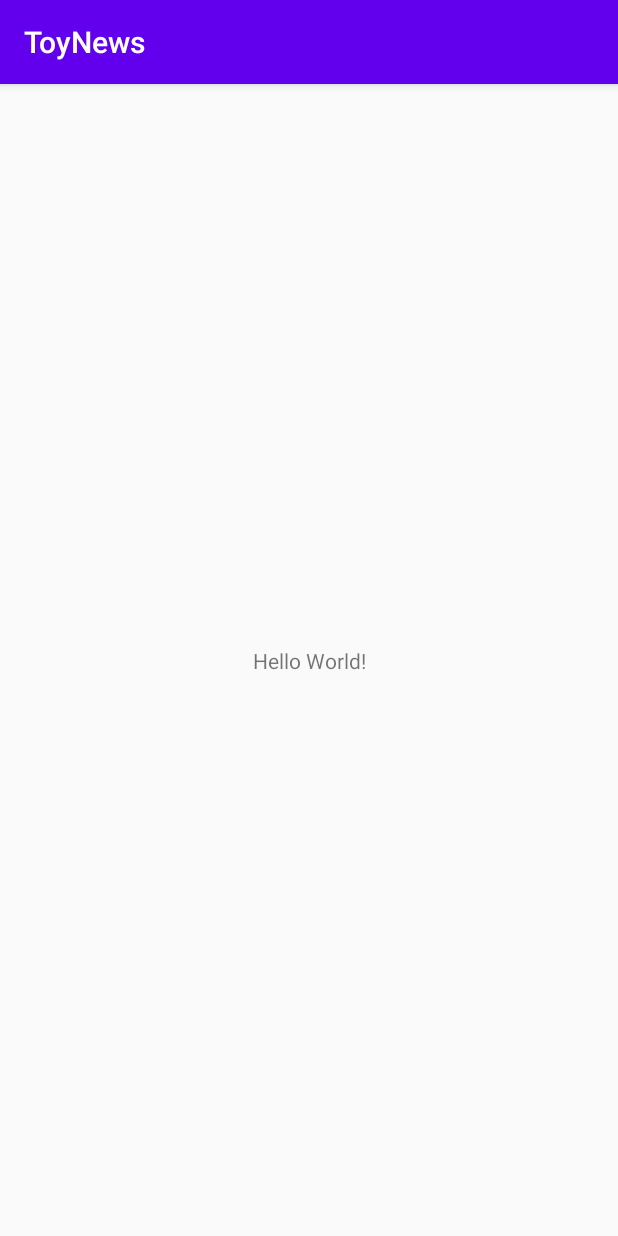
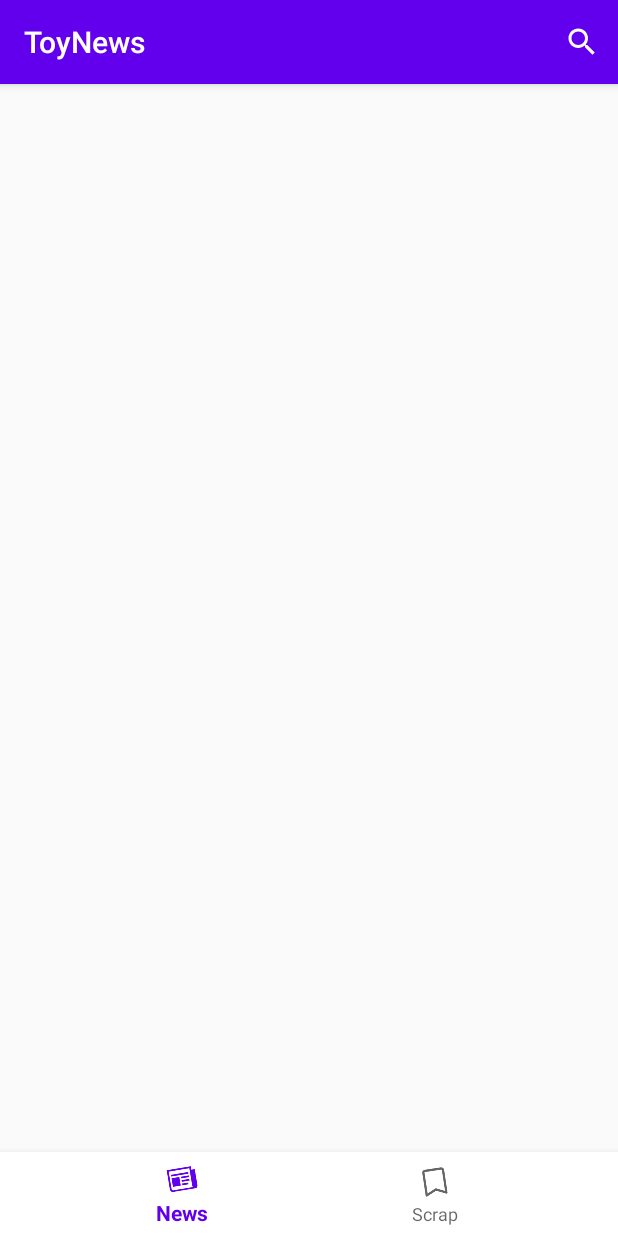
Before and after one commit to hyeongonkim/ToyNews-android, an Android app: the screen it shows after launch (MainActivity), on a phone screen of 412 x 824 dp. Run offline under Robolectric (Android 15) with nearby library versions, the phone set to English and light mode, and no system bars.

```diff
--- a/app/build.gradle
+++ b/app/build.gradle
@@ -1,6 +1,8 @@
 apply plugin: 'com.android.application'
 apply plugin: 'kotlin-android'
+apply plugin: 'kotlin-kapt'
 apply plugin: 'kotlin-android-extensions'
+apply plugin: 'realm-android'
 
 android {
     compileSdkVersion 29
@@ -29,8 +31,10 @@ dependencies {
     implementation 'androidx.core:core-ktx:1.3.0'
     implementation 'androidx.appcompat:appcompat:1.1.0'
     implementation 'androidx.constraintlayout:constraintlayout:1.1.3'
+    implementation 'androidx.legacy:legacy-support-v4:1.0.0'
+    implementation 'androidx.recyclerview:recyclerview:1.1.0'
+    implementation 'com.google.android.material:material:1.1.0'
     testImplementation 'junit:junit:4.12'
     androidTestImplementation 'androidx.test.ext:junit:1.1.1'
     androidTestImplementation 'androidx.test.espresso:espresso-core:3.2.0'
-
 }
--- a/app/src/main/java/com/simonkim/toynews/MainActivity.kt
+++ b/app/src/main/java/com/simonkim/toynews/MainActivity.kt
@@ -2,10 +2,43 @@ package com.simonkim.toynews
 
 import androidx.appcompat.app.AppCompatActivity
 import android.os.Bundle
+import android.view.Menu
+import android.view.MenuItem
+import android.view.View
+import com.google.android.material.bottomnavigation.BottomNavigationView
 
-class MainActivity : AppCompatActivity() {
+class MainActivity : AppCompatActivity(), BottomNavigationView.OnNavigationItemSelectedListener {
     override fun onCreate(savedInstanceState: Bundle?) {
         super.onCreate(savedInstanceState)
         setContentView(R.layout.activity_main)
+
+        val bottomNavigationView = findViewById<View>(R.id.navigationView) as BottomNavigationView
+        bottomNavigationView.setOnNavigationItemSelectedListener(this)
+    }
+
+    override fun onCreateOptionsMenu(menu: Menu?): Boolean {
+        menuInflater.inflate(R.menu.search_view, menu)
+        return true
+    }
+
+    override fun onOptionsItemSelected(item: MenuItem): Boolean {
+        when(item.itemId) {
+            R.id.action_search -> {
+                return super.onOptionsItemSelected(item)
+            }
+        }
+        return true
+    }
+
+    override fun onNavigationItemSelected(p0: MenuItem): Boolean {
+        when(p0.itemId) {
+            R.id.newsItem -> {
+                // todo(뉴스 리사이클러뷰 fragment)
+            }
+            R.id.scrapItem -> {
+                // todo(스크랩 리사이클러뷰 fragment)
+            }
+        }
+        return true
     }
 }
--- /dev/null
+++ b/app/src/main/java/com/simonkim/toynews/realm/RealmScrapRepository.kt
@@ -0,0 +1,4 @@
+package com.simonkim.toynews.realm
+
+class RealmScrapRepository {
+}
--- a/app/src/main/res/layout/activity_main.xml
+++ b/app/src/main/res/layout/activity_main.xml
@@ -4,15 +4,26 @@
     xmlns:tools="http://schemas.android.com/tools"
     android:layout_width="match_parent"
     android:layout_height="match_parent"
-    tools:context=".MainActivity">
+    tools:context=".MainActivity"
+    tools:ignore="NamespaceTypo">
 
-    <TextView
-        android:layout_width="wrap_content"
+    <FrameLayout
+        android:id="@+id/frameLayout"
+        android:layout_width="0dp"
+        android:layout_height="0dp"
+        app:layout_constraintBottom_toTopOf="@id/navigationView"
+        app:layout_constraintLeft_toLeftOf="parent"
+        app:layout_constraintRight_toRightOf="parent"
+        app:layout_constraintTop_toBottomOf="parent" />
+
+    <com.google.android.material.bottomnavigation.BottomNavigationView
+        android:id="@+id/navigationView"
+        android:layout_width="match_parent"
         android:layout_height="wrap_content"
-        android:text="Hello World!"
+        android:background="@android:color/white"
         app:layout_constraintBottom_toBottomOf="parent"
         app:layout_constraintLeft_toLeftOf="parent"
         app:layout_constraintRight_toRightOf="parent"
-        app:layout_constraintTop_toTopOf="parent" />
+        app:menu="@menu/bottom_navigation_view" />
 
 </androidx.constraintlayout.widget.ConstraintLayout>
--- /dev/null
+++ b/app/src/main/res/menu/bottom_navigation_view.xml
@@ -0,0 +1,13 @@
+<?xml version="1.0" encoding="utf-8"?>
+<menu xmlns:android="http://schemas.android.com/apk/res/android">
+
+    <item
+        android:id="@+id/newsItem"
+        android:icon="@drawable/news_icon_128px"
+        android:title="@string/news" />
+    <item
+        android:id="@+id/scrapItem"
+        android:icon="@drawable/scrap_icon_128px"
+        android:title="@string/scrap" />
+
+</menu>
--- /dev/null
+++ b/app/src/main/res/menu/search_view.xml
@@ -0,0 +1,11 @@
+<?xml version="1.0" encoding="utf-8"?>
+<menu xmlns:android="http://schemas.android.com/apk/res/android"
+    xmlns:app="http://schemas.android.com/apk/res-auto">
+
+    <item android:id="@+id/action_search"
+        android:title="@string/search"
+        android:icon="@android:drawable/ic_menu_search"
+        app:showAsAction="always"
+        app:actionViewClass="androidx.appcompat.widget.SearchView" />
+
+</menu>
--- a/app/src/main/res/values/strings.xml
+++ b/app/src/main/res/values/strings.xml
@@ -1,3 +1,8 @@
 <resources>
     <string name="app_name">ToyNews</string>
+    <!-- TODO: Remove or change this placeholder text -->
+    <string name="hello_blank_fragment">Hello blank fragment</string>
+    <string name="news">News</string>
+    <string name="scrap">Scrap</string>
+    <string name="search">Search</string>
 </resources>
--- a/build.gradle
+++ b/build.gradle
@@ -8,6 +8,7 @@ buildscript {
     dependencies {
         classpath "com.android.tools.build:gradle:4.0.0"
         classpath "org.jetbrains.kotlin:kotlin-gradle-plugin:$kotlin_version"
+        classpath "io.realm:realm-gradle-plugin:6.0.2"
 
         // NOTE: Do not place your application dependencies here; they belong
         // in the individual module build.gradle files
```
Also changed, not shown: app/src/main/java/com/simonkim/toynews/fragments/ArticleFragment.kt (added, +60 -0 lines), app/src/main/java/com/simonkim/toynews/fragments/ScrappedFragment.kt (added, +60 -0 lines), app/src/main/res/layout/fragment_article.xml (added, +14 -0 lines), app/src/main/res/layout/fragment_scrapped.xml (added, +14 -0 lines), app/src/main/res/drawable/news_icon_128px.png (added), app/src/main/res/drawable/scrap_icon_128px.png (added).
